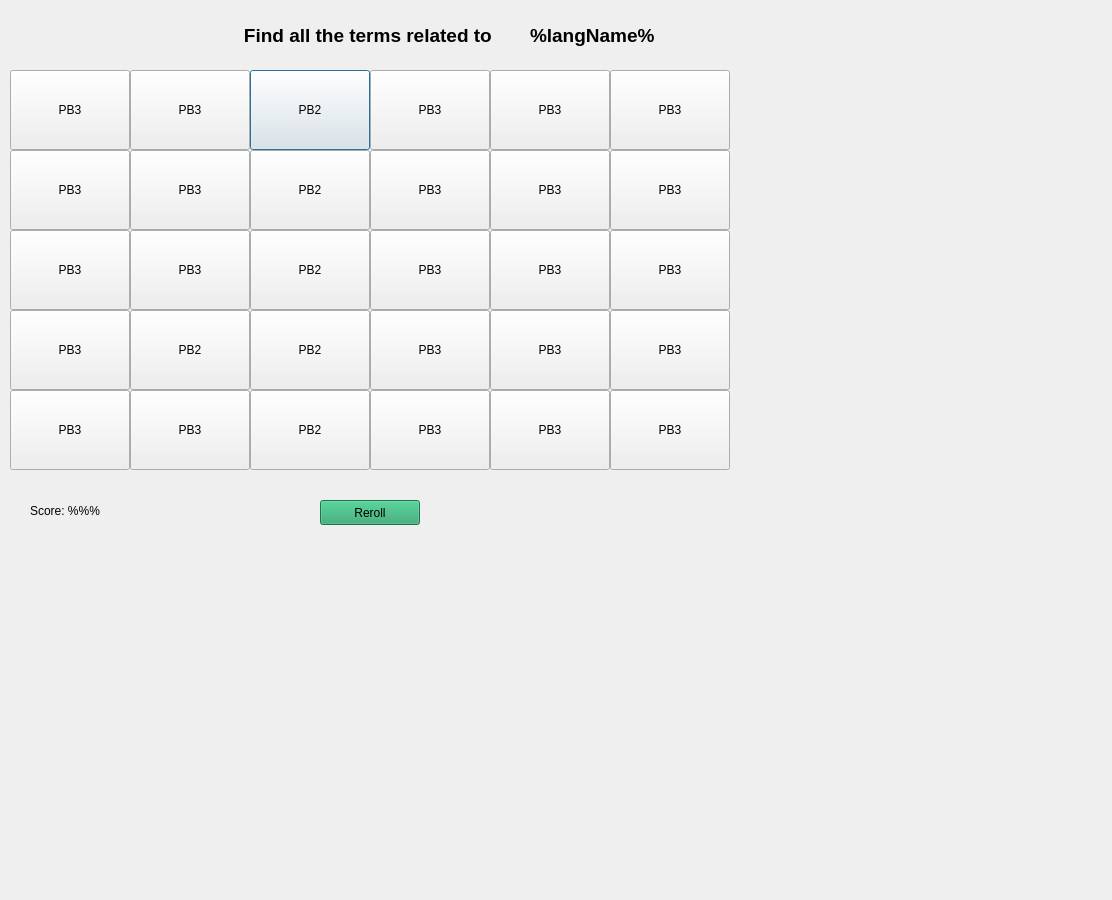
matternstsr/Sea-Application, file waves/try.ui: the form before one commit.
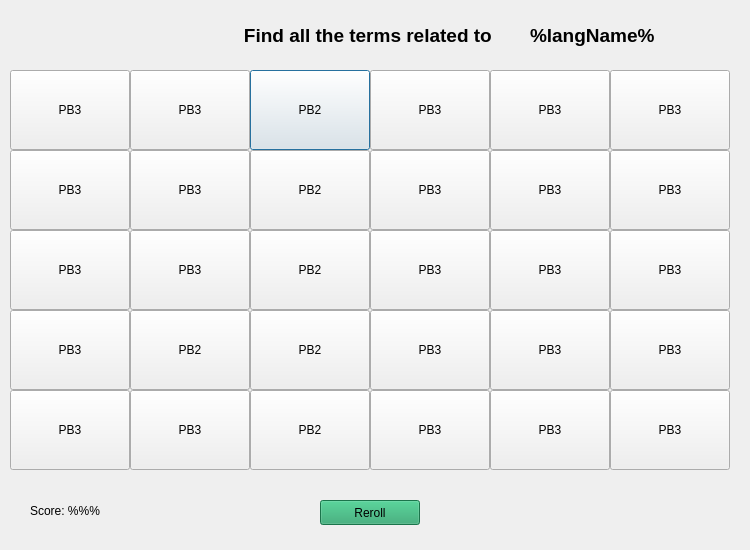
The form after the commit.

Commit message: Modified the Ui naming for better flow.

The edit to the form file:
```diff
--- a/waves/try.ui
+++ b/waves/try.ui
@@ -6,8 +6,8 @@
    <rect>
     <x>0</x>
     <y>0</y>
-    <width>1112</width>
-    <height>900</height>
+    <width>750</width>
+    <height>550</height>
    </rect>
   </property>
   <property name="cursor">
@@ -19,22 +19,22 @@
   <property name="styleSheet">
    <string notr="true"/>
   </property>
-  <widget class="QPushButton" name="pushButton_2">
-   <property name="geometry">
-    <rect>
-     <x>250</x>
-     <y>70</y>
-     <width>120</width>
-     <height>80</height>
-    </rect>
-   </property>
-   <property name="text">
-    <string>PB2</string>
-   </property>
-  </widget>
   <widget class="QPushButton" name="pushButton_3">
    <property name="geometry">
     <rect>
+     <x>250</x>
+     <y>70</y>
+     <width>120</width>
+     <height>80</height>
+    </rect>
+   </property>
+   <property name="text">
+    <string>PB2</string>
+   </property>
+  </widget>
+  <widget class="QPushButton" name="pushButton_2">
+   <property name="geometry">
+    <rect>
      <x>130</x>
      <y>70</y>
      <width>120</width>
@@ -211,50 +211,24 @@
     <string>Score: %%%</string>
    </property>
   </widget>
-  <widget class="QPushButton" name="pushButton_4">
-   <property name="geometry">
-    <rect>
-     <x>10</x>
-     <y>150</y>
-     <width>120</width>
-     <height>80</height>
-    </rect>
-   </property>
-   <property name="text">
-    <string>PB3</string>
-   </property>
-  </widget>
-  <widget class="QPushButton" name="pushButton_5">
-   <property name="geometry">
-    <rect>
-     <x>130</x>
-     <y>230</y>
-     <width>120</width>
-     <height>80</height>
-    </rect>
-   </property>
-   <property name="text">
-    <string>PB3</string>
-   </property>
-  </widget>
-  <widget class="QPushButton" name="pushButton_6">
-   <property name="geometry">
-    <rect>
-     <x>130</x>
-     <y>150</y>
-     <width>120</width>
-     <height>80</height>
-    </rect>
-   </property>
-   <property name="text">
-    <string>PB3</string>
-   </property>
-  </widget>
   <widget class="QPushButton" name="pushButton_7">
    <property name="geometry">
     <rect>
      <x>10</x>
-     <y>70</y>
+     <y>150</y>
+     <width>120</width>
+     <height>80</height>
+    </rect>
+   </property>
+   <property name="text">
+    <string>PB3</string>
+   </property>
+  </widget>
+  <widget class="QPushButton" name="pushButton_14">
+   <property name="geometry">
+    <rect>
+     <x>130</x>
+     <y>230</y>
      <width>120</width>
      <height>80</height>
     </rect>
@@ -266,6 +240,32 @@
   <widget class="QPushButton" name="pushButton_8">
    <property name="geometry">
     <rect>
+     <x>130</x>
+     <y>150</y>
+     <width>120</width>
+     <height>80</height>
+    </rect>
+   </property>
+   <property name="text">
+    <string>PB3</string>
+   </property>
+  </widget>
+  <widget class="QPushButton" name="pushButton_1">
+   <property name="geometry">
+    <rect>
+     <x>10</x>
+     <y>70</y>
+     <width>120</width>
+     <height>80</height>
+    </rect>
+   </property>
+   <property name="text">
+    <string>PB3</string>
+   </property>
+  </widget>
+  <widget class="QPushButton" name="pushButton_29">
+   <property name="geometry">
+    <rect>
      <x>490</x>
      <y>390</y>
      <width>120</width>
@@ -289,10 +289,140 @@
     <string>PB3</string>
    </property>
   </widget>
+  <widget class="QPushButton" name="pushButton_17">
+   <property name="geometry">
+    <rect>
+     <x>490</x>
+     <y>230</y>
+     <width>120</width>
+     <height>80</height>
+    </rect>
+   </property>
+   <property name="text">
+    <string>PB3</string>
+   </property>
+  </widget>
   <widget class="QPushButton" name="pushButton_11">
    <property name="geometry">
     <rect>
      <x>490</x>
+     <y>150</y>
+     <width>120</width>
+     <height>80</height>
+    </rect>
+   </property>
+   <property name="text">
+    <string>PB3</string>
+   </property>
+  </widget>
+  <widget class="QPushButton" name="pushButton_5">
+   <property name="geometry">
+    <rect>
+     <x>490</x>
+     <y>70</y>
+     <width>120</width>
+     <height>80</height>
+    </rect>
+   </property>
+   <property name="text">
+    <string>PB3</string>
+   </property>
+  </widget>
+  <widget class="QPushButton" name="pushButton_28">
+   <property name="geometry">
+    <rect>
+     <x>370</x>
+     <y>390</y>
+     <width>120</width>
+     <height>80</height>
+    </rect>
+   </property>
+   <property name="text">
+    <string>PB3</string>
+   </property>
+  </widget>
+  <widget class="QPushButton" name="pushButton_22">
+   <property name="geometry">
+    <rect>
+     <x>370</x>
+     <y>310</y>
+     <width>120</width>
+     <height>80</height>
+    </rect>
+   </property>
+   <property name="text">
+    <string>PB3</string>
+   </property>
+  </widget>
+  <widget class="QPushButton" name="pushButton_16">
+   <property name="geometry">
+    <rect>
+     <x>370</x>
+     <y>230</y>
+     <width>120</width>
+     <height>80</height>
+    </rect>
+   </property>
+   <property name="text">
+    <string>PB3</string>
+   </property>
+  </widget>
+  <widget class="QPushButton" name="pushButton_10">
+   <property name="geometry">
+    <rect>
+     <x>370</x>
+     <y>150</y>
+     <width>120</width>
+     <height>80</height>
+    </rect>
+   </property>
+   <property name="text">
+    <string>PB3</string>
+   </property>
+  </widget>
+  <widget class="QPushButton" name="pushButton_4">
+   <property name="geometry">
+    <rect>
+     <x>370</x>
+     <y>70</y>
+     <width>120</width>
+     <height>80</height>
+    </rect>
+   </property>
+   <property name="text">
+    <string>PB3</string>
+   </property>
+  </widget>
+  <widget class="QPushButton" name="pushButton_24">
+   <property name="geometry">
+    <rect>
+     <x>610</x>
+     <y>310</y>
+     <width>120</width>
+     <height>80</height>
+    </rect>
+   </property>
+   <property name="text">
+    <string>PB3</string>
+   </property>
+  </widget>
+  <widget class="QPushButton" name="pushButton_30">
+   <property name="geometry">
+    <rect>
+     <x>610</x>
+     <y>390</y>
+     <width>120</width>
+     <height>80</height>
+    </rect>
+   </property>
+   <property name="text">
+    <string>PB3</string>
+   </property>
+  </widget>
+  <widget class="QPushButton" name="pushButton_18">
+   <property name="geometry">
+    <rect>
+     <x>610</x>
      <y>230</y>
      <width>120</width>
      <height>80</height>
@@ -305,7 +435,7 @@
   <widget class="QPushButton" name="pushButton_12">
    <property name="geometry">
     <rect>
-     <x>490</x>
+     <x>610</x>
      <y>150</y>
      <width>120</width>
      <height>80</height>
@@ -315,49 +445,23 @@
     <string>PB3</string>
    </property>
   </widget>
+  <widget class="QPushButton" name="pushButton_6">
+   <property name="geometry">
+    <rect>
+     <x>610</x>
+     <y>70</y>
+     <width>120</width>
+     <height>80</height>
+    </rect>
+   </property>
+   <property name="text">
+    <string>PB3</string>
+   </property>
+  </widget>
   <widget class="QPushButton" name="pushButton_13">
    <property name="geometry">
     <rect>
-     <x>490</x>
-     <y>70</y>
-     <width>120</width>
-     <height>80</height>
-    </rect>
-   </property>
-   <property name="text">
-    <string>PB3</string>
-   </property>
-  </widget>
-  <widget class="QPushButton" name="pushButton_14">
-   <property name="geometry">
-    <rect>
-     <x>370</x>
-     <y>390</y>
-     <width>120</width>
-     <height>80</height>
-    </rect>
-   </property>
-   <property name="text">
-    <string>PB3</string>
-   </property>
-  </widget>
-  <widget class="QPushButton" name="pushButton_15">
-   <property name="geometry">
-    <rect>
-     <x>370</x>
-     <y>310</y>
-     <width>120</width>
-     <height>80</height>
-    </rect>
-   </property>
-   <property name="text">
-    <string>PB3</string>
-   </property>
-  </widget>
-  <widget class="QPushButton" name="pushButton_17">
-   <property name="geometry">
-    <rect>
-     <x>370</x>
+     <x>10</x>
      <y>230</y>
      <width>120</width>
      <height>80</height>
@@ -367,76 +471,24 @@
     <string>PB3</string>
    </property>
   </widget>
-  <widget class="QPushButton" name="pushButton_18">
-   <property name="geometry">
-    <rect>
-     <x>370</x>
-     <y>150</y>
-     <width>120</width>
-     <height>80</height>
-    </rect>
-   </property>
-   <property name="text">
-    <string>PB3</string>
-   </property>
-  </widget>
-  <widget class="QPushButton" name="pushButton_19">
-   <property name="geometry">
-    <rect>
-     <x>370</x>
-     <y>70</y>
-     <width>120</width>
-     <height>80</height>
-    </rect>
-   </property>
-   <property name="text">
-    <string>PB3</string>
-   </property>
-  </widget>
   <widget class="QPushButton" name="pushButton_20">
    <property name="geometry">
     <rect>
-     <x>610</x>
+     <x>130</x>
      <y>310</y>
      <width>120</width>
      <height>80</height>
     </rect>
    </property>
    <property name="text">
-    <string>PB3</string>
+    <string>PB2</string>
    </property>
   </widget>
   <widget class="QPushButton" name="pushButton_21">
    <property name="geometry">
     <rect>
-     <x>610</x>
-     <y>390</y>
-     <width>120</width>
-     <height>80</height>
-    </rect>
-   </property>
-   <property name="text">
-    <string>PB3</string>
-   </property>
-  </widget>
-  <widget class="QPushButton" name="pushButton_23">
-   <property name="geometry">
-    <rect>
-     <x>610</x>
-     <y>230</y>
-     <width>120</width>
-     <height>80</height>
-    </rect>
-   </property>
-   <property name="text">
-    <string>PB3</string>
-   </property>
-  </widget>
-  <widget class="QPushButton" name="pushButton_24">
-   <property name="geometry">
-    <rect>
-     <x>610</x>
-     <y>150</y>
+     <x>10</x>
+     <y>310</y>
      <width>120</width>
      <height>80</height>
     </rect>
@@ -448,58 +500,6 @@
   <widget class="QPushButton" name="pushButton_25">
    <property name="geometry">
     <rect>
-     <x>610</x>
-     <y>70</y>
-     <width>120</width>
-     <height>80</height>
-    </rect>
-   </property>
-   <property name="text">
-    <string>PB3</string>
-   </property>
-  </widget>
-  <widget class="QPushButton" name="pushButton_26">
-   <property name="geometry">
-    <rect>
-     <x>10</x>
-     <y>230</y>
-     <width>120</width>
-     <height>80</height>
-    </rect>
-   </property>
-   <property name="text">
-    <string>PB3</string>
-   </property>
-  </widget>
-  <widget class="QPushButton" name="pushButton_27">
-   <property name="geometry">
-    <rect>
-     <x>130</x>
-     <y>310</y>
-     <width>120</width>
-     <height>80</height>
-    </rect>
-   </property>
-   <property name="text">
-    <string>PB2</string>
-   </property>
-  </widget>
-  <widget class="QPushButton" name="pushButton_29">
-   <property name="geometry">
-    <rect>
-     <x>10</x>
-     <y>310</y>
-     <width>120</width>
-     <height>80</height>
-    </rect>
-   </property>
-   <property name="text">
-    <string>PB3</string>
-   </property>
-  </widget>
-  <widget class="QPushButton" name="pushButton_31">
-   <property name="geometry">
-    <rect>
      <x>10</x>
      <y>390</y>
      <width>120</width>
```
Left out of the diff: 66 changed lines with no effect on the pictures.
